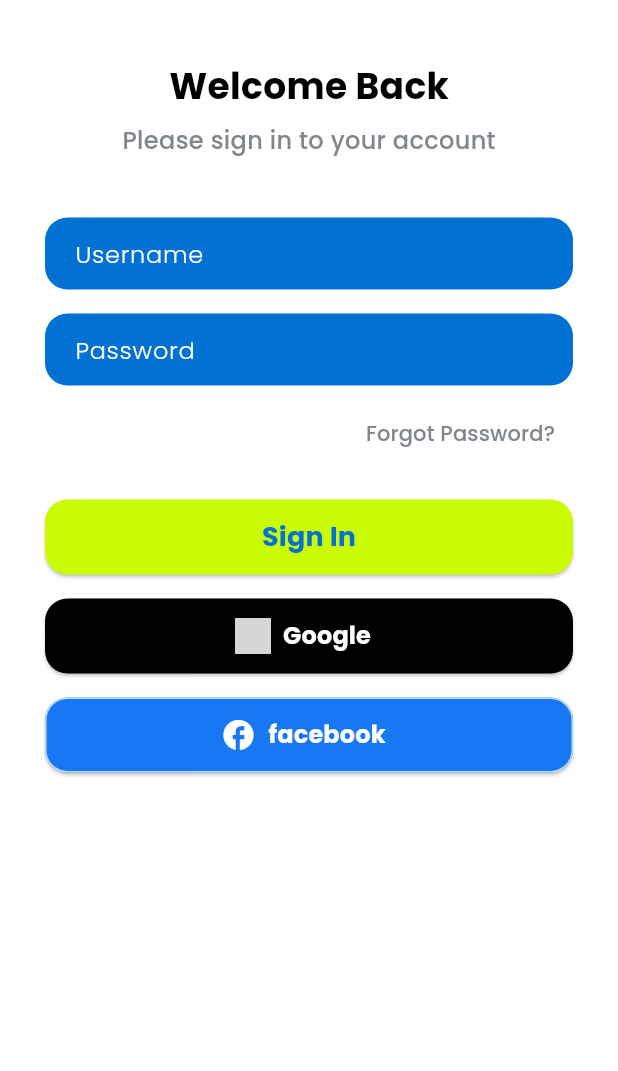
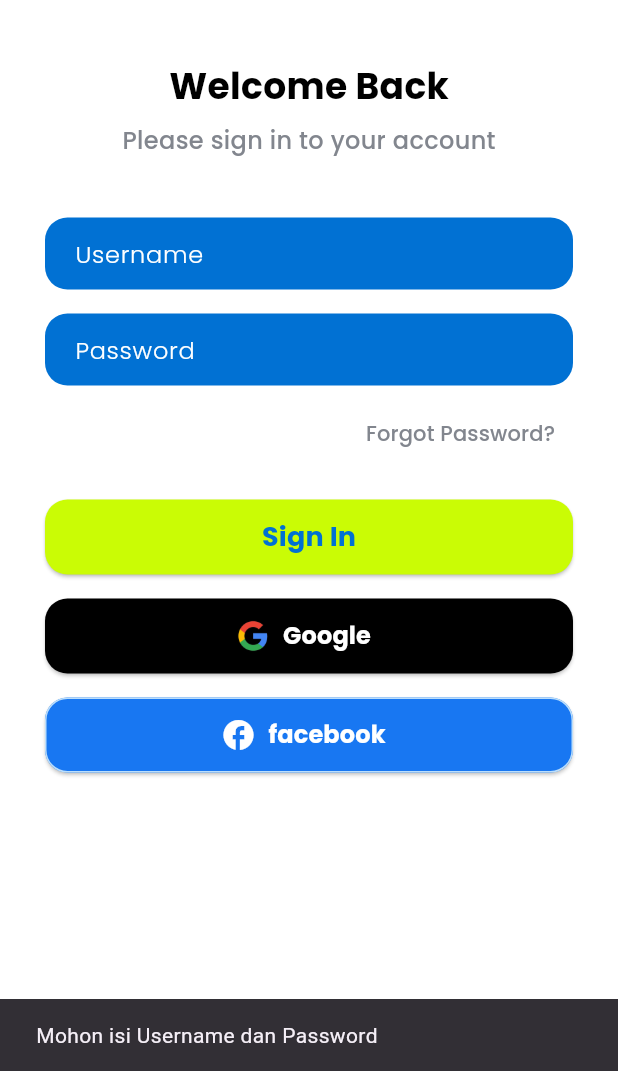
Before and after one commit to IqbalSyabudin/kos_hunter, a Flutter app: the screen it shows after launch, after a tap on "Sign In", on a phone screen of 412 x 824 dp, the part 165-1236 px from its top. Run offline on Flutter 3.47's test engine with Material 3 defaults, Android fonts, the light colour scheme and no system bars; our stand-ins replace google_fonts; grey boxes are pictures that could not be loaded.

Commit message:
ubah login

```diff
--- a/lib/pages/login_page.dart
+++ b/lib/pages/login_page.dart
@@ -1,32 +1,29 @@
 import 'package:kos_hunter/theme.dart';
 import 'package:flutter/material.dart';
-import 'package:kos_hunter/pages/home_page.dart';
+import 'package:kos_hunter/pages/splash_page.dart';
 
 class LoginPage extends StatelessWidget {
+  // Tambahkan controller
+  final TextEditingController usernameController = TextEditingController();
+  final TextEditingController passwordController = TextEditingController();
+
   @override
   Widget build(BuildContext context) {
     return Scaffold(
       backgroundColor: whiteColor,
       body: SafeArea(
         child: Padding(
-          padding:
-           EdgeInsets.symmetric(
-            horizontal: 30
-            ),
+          padding: EdgeInsets.symmetric(horizontal: 30),
           child: Column(
             crossAxisAlignment: CrossAxisAlignment.center,
             children: [
-              SizedBox(
-                height: 40
-                ),
+              SizedBox(height: 40),
               Container(
                 height: 70,
                 width: 120,
                 decoration: BoxDecoration(
                   image: DecorationImage(
-                    image: AssetImage(
-                      'assets/logo_new2.png'
-                      ),
+                    image: AssetImage('assets/logo_new2.png'),
                   ),
                 ),
               ),
@@ -46,6 +43,7 @@
                 ),
               ),
               SizedBox(height: 40),
+              // Username TextField
               Container(
                 padding: EdgeInsets.symmetric(horizontal: 20),
                 decoration: BoxDecoration(
@@ -53,6 +51,7 @@
                   borderRadius: BorderRadius.circular(15),
                 ),
                 child: TextField(
+                  controller: usernameController, // pakai controller
                   decoration: InputDecoration(
                     border: InputBorder.none,
                     hintText: 'Username',
@@ -61,6 +60,7 @@
                 ),
               ),
               SizedBox(height: 16),
+              // Password TextField
               Container(
                 padding: EdgeInsets.symmetric(horizontal: 20),
                 decoration: BoxDecoration(
@@ -68,6 +68,7 @@
                   borderRadius: BorderRadius.circular(15),
                 ),
                 child: TextField(
+                  controller: passwordController, // pakai controller
                   obscureText: true,
                   decoration: InputDecoration(
                     border: InputBorder.none,
@@ -93,7 +94,24 @@
                 height: 50,
                 child: ElevatedButton(
                   onPressed: () {
-                    // Navigasi ke HomePage kalau mau
+                    // Cek apakah username & password sudah diisi
+                    if (usernameController.text.isNotEmpty &&
+                        passwordController.text.isNotEmpty) {
+                      // Kalau sudah diisi → Navigasi ke SplashPage
+                      Navigator.push(
+                        context,
+                        MaterialPageRoute(
+                          builder: (context) => SplashPage(),
+                        ),
+                      );
+                    } else {
+                      // Kalau kosong, kasih alert/snackbar
+                      ScaffoldMessenger.of(context).showSnackBar(
+                        SnackBar(
+                          content: Text('Mohon isi Username dan Password'),
+                        ),
+                      );
+                    }
                   },
                   style: ElevatedButton.styleFrom(
                     backgroundColor: yellowGreenColor,
@@ -110,13 +128,14 @@
                   ),
                 ),
               ),
+              // Tombol Google & Facebook tetap seperti punyamu
               SizedBox(height: 16),
               Container(
                 width: double.infinity,
                 height: 50,
                 child: ElevatedButton.icon(
                   onPressed: () {},
-                  icon: Image.asset('assets/google_icon.png', height: 24),
+                  icon: Image.asset('assets/google.png', height: 24),
                   label: Text(
                     'Google',
                     style: whiteTextStyle.copyWith(
@@ -147,7 +166,7 @@
                     ),
                   ),
                   style: ElevatedButton.styleFrom(
-                    backgroundColor: Color(0xFF1877F2), // Warna biru Facebook
+                    backgroundColor: Color(0xFF1877F2),
                     shape: RoundedRectangleBorder(
                       borderRadius: BorderRadius.circular(15),
                     ),
--- a/pubspec.yaml
+++ b/pubspec.yaml
@@ -52,3 +52,4 @@
     - assets/logo_new2.png
     - assets/splash_screen.png
     - assets/screen.png
+    - assets/google.png
```
Also changed, not shown: pubspec.lock.
